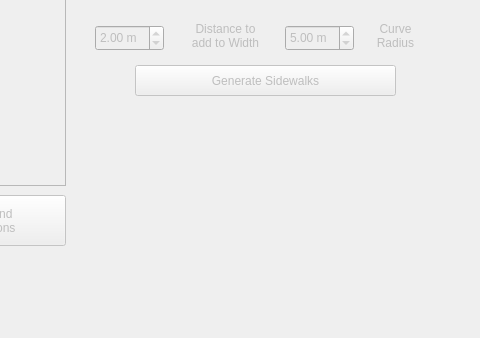
kauevestena/osm_sidewalkreator, file osm_sidewalkreator_dialog_base.ui: the form before one commit; both pictures show x 195 to 675 and y 325 to 663 of the 675 by 663 pixel window.
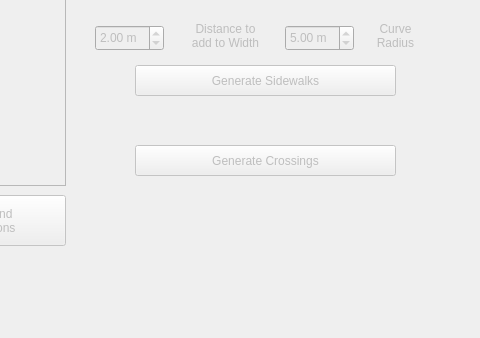
The form after the commit. Custom widgets are drawn as their Qt base class.

Commit message: sidewalk tags

```diff
--- a/osm_sidewalkreator_dialog_base.ui
+++ b/osm_sidewalkreator_dialog_base.ui
@@ -683,6 +683,34 @@
 Base Img.</string>
    </property>
   </widget>
+  <widget class="QPushButton" name="generate_crossings">
+   <property name="enabled">
+    <bool>false</bool>
+   </property>
+   <property name="geometry">
+    <rect>
+     <x>330</x>
+     <y>470</y>
+     <width>261</width>
+     <height>31</height>
+    </rect>
+   </property>
+   <property name="text">
+    <string>Generate Crossings</string>
+   </property>
+   <property name="checkable">
+    <bool>false</bool>
+   </property>
+   <property name="autoDefault">
+    <bool>true</bool>
+   </property>
+   <property name="default">
+    <bool>false</bool>
+   </property>
+   <property name="flat">
+    <bool>false</bool>
+   </property>
+  </widget>
  </widget>
  <customwidgets>
   <customwidget>
```
The commit also changes 2 other files.
